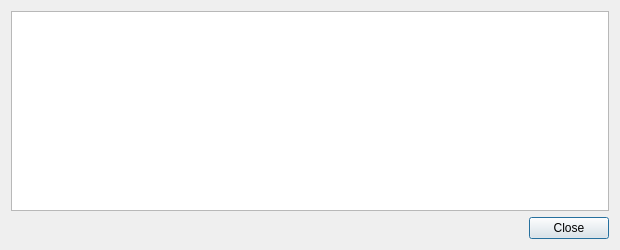
Old version of the form src/qt/forms/transactiondescdialog.ui in the repository NoirX/NoirShares-v2-old.
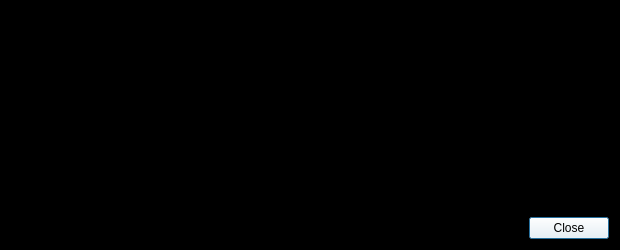
New version of the form.

```diff
--- a/src/qt/forms/transactiondescdialog.ui
+++ b/src/qt/forms/transactiondescdialog.ui
@@ -13,12 +13,20 @@
   <property name="windowTitle">
    <string>Transaction details</string>
   </property>
+  <property name="styleSheet">
+   <string notr="true">background-color: rgb(0, 0, 0);
+color: rgb(255, 255, 255);</string>
+  </property>
   <layout class="QVBoxLayout" name="verticalLayout">
    <item>
     <widget class="QTextEdit" name="detailText">
      <property name="toolTip">
       <string>This pane shows a detailed description of the transaction</string>
      </property>
+     <property name="styleSheet">
+      <string notr="true">background-color: rgb(0, 0, 0);
+color: rgb(255, 255, 255);</string>
+     </property>
      <property name="readOnly">
       <bool>true</bool>
      </property>
@@ -26,6 +34,10 @@
    </item>
    <item>
     <widget class="QDialogButtonBox" name="buttonBox">
+     <property name="styleSheet">
+      <string notr="true">background-color: rgb(255, 255, 255);
+color: rgb(0, 0, 0);</string>
+     </property>
      <property name="orientation">
       <enum>Qt::Horizontal</enum>
      </property>
```
